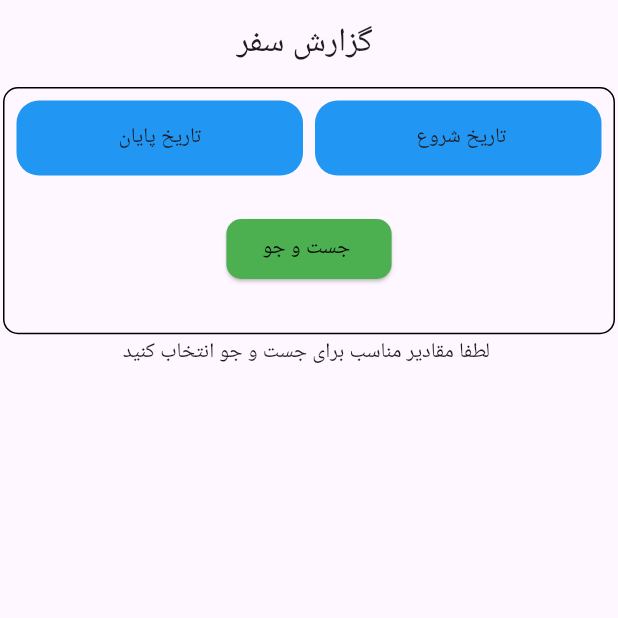
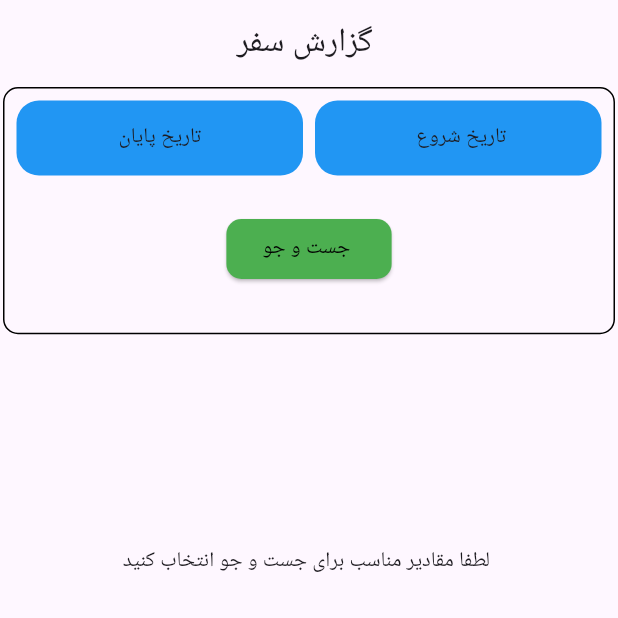
Before and after one commit to mahdiahbabi/rayka_secend_test, a Flutter app: the screen it shows after launch, on a phone screen of 412 x 824 dp, the top half of it. Run offline on Flutter 3.47's test engine with Material 3 defaults, Android fonts, the phone set to English and light mode, and no system bars; our stand-ins replace bloc, dio, flutter_bloc, shared_preferences.

Commit message:
change ui

```diff
--- a/lib/ui/report/report.dart
+++ b/lib/ui/report/report.dart
@@ -205,12 +205,20 @@ class _ReportScreenState extends State<ReportScreen> {
                   );
                 }
                 if (state is ReportScreenLoading) {
-                  return const Center(
-                    child: CircularProgressIndicator(),
+                  return const SizedBox(
+                    height: 300,
+                    child: Center(
+                      child: CircularProgressIndicator(),
+                    ),
                   );
                 } else {
-                  return const Text(
-                      'لطفا مقادیر مناسب برای جست و جو انتخاب کنید ');
+                  return const SizedBox(
+                    height: 300,
+                    child: Center(
+                      child: Text(
+                          'لطفا مقادیر مناسب برای جست و جو انتخاب کنید '),
+                    ),
+                  );
                 }
               },
             )
```
